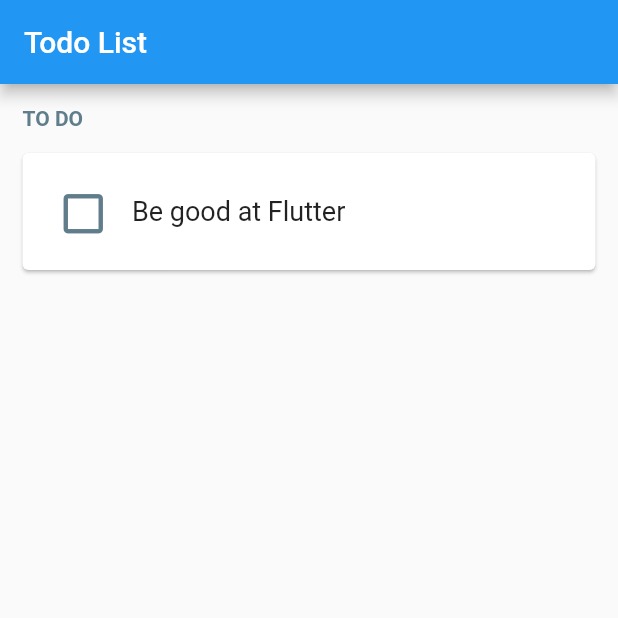
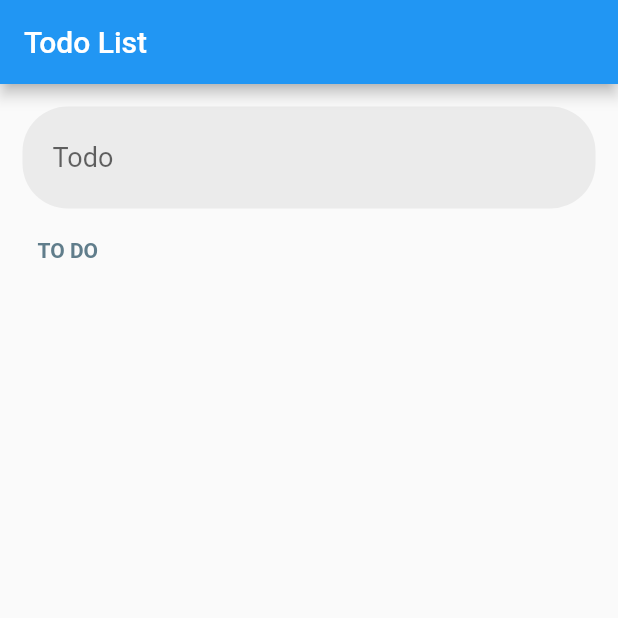
Before and after one commit to EliesSenouci/FlutterPlayground, a Flutter app: the screen it shows after launch, on a phone screen of 412 x 824 dp, the top half of it. Run offline on Flutter 3.47's test engine with Material 2 defaults, Android fonts, the phone set to English and light mode, and no system bars.

```diff
--- /dev/null
+++ b/lib/Todo.dart
@@ -0,0 +1,47 @@
+import 'package:flutter/material.dart';
+
+class Todo extends StatefulWidget {
+  final String text;
+
+  const Todo({Key key, this.text}) : super(key: key);
+
+  @override
+  _TodoState createState() => _TodoState();
+}
+
+class _TodoState extends State<Todo> {
+  bool done = false;
+
+  @override
+  Widget build(BuildContext context) {
+    return (Card(
+      margin: EdgeInsets.only(top: 15),
+      child: Container(
+        padding: EdgeInsets.all(15),
+        child: Row(
+          children: [
+            IconButton(
+              icon: Icon(
+                done ? Icons.check_box_outlined : Icons.check_box_outline_blank,
+                size: 35,
+                color: Colors.blueGrey,
+              ),
+              onPressed: () {
+                setState(() {
+                  done = !done;
+                });
+              },
+            ),
+            SizedBox(
+              width: 10,
+            ),
+            Text(
+              widget.text,
+              style: TextStyle(fontSize: 18),
+            ),
+          ],
+        ),
+      ),
+    ));
+  }
+}
--- /dev/null
+++ b/lib/TodoList.dart
@@ -0,0 +1,70 @@
+import 'package:flutter/material.dart';
+
+import 'Todo.dart';
+
+class Todolist extends StatefulWidget {
+  @override
+  _TodolistState createState() => _TodolistState();
+}
+
+class _TodolistState extends State<Todolist> {
+  List<String> todos = [];
+
+  @override
+  Widget build(BuildContext context) {
+    return Container(
+        margin: EdgeInsets.all(15),
+        child: Column(
+          children: [
+            Container(
+              decoration: BoxDecoration(
+                borderRadius: BorderRadius.all(Radius.circular(30.0)),
+                color: Color(0xFFEBEBEB),
+              ),
+              padding: EdgeInsets.only(left: 20, right: 10, top: 10, bottom: 10),
+              child: Row(
+                children: [
+                  SizedBox(
+                    width: 250,
+                    child: TextField(
+                        decoration: InputDecoration(
+                            hintText: 'Todo',
+                            border: InputBorder.none,
+                            hintStyle: TextStyle(fontSize: 18)),
+                        onSubmitted: (String value) {
+                          setState(() {
+                            if (value.length > 0) {
+                              todos.add(value);
+                            }
+                          });
+                        }),
+                  ),
+                ],
+              ),
+            ),
+            Container(
+              margin: EdgeInsets.only(top: 20, left: 10),
+              child: Align(
+                alignment: Alignment.centerLeft,
+                child: Text(
+                  "TO DO",
+                  style: TextStyle(
+                    color: Colors.blueGrey,
+                    fontWeight: FontWeight.bold,
+                  ),
+                ),
+              ),
+            ),
+            ListView.builder(
+              scrollDirection: Axis.vertical,
+              shrinkWrap: true,
+              itemCount: todos.length,
+              itemBuilder: (context, index) {
+                return (Todo(text: todos[index]));
+              },
+            ),
+          ],
+        )
+    );
+  }
+}
--- a/lib/main.dart
+++ b/lib/main.dart
@@ -3,6 +3,8 @@
 // found in the LICENSE file.
 
 import 'package:flutter/material.dart';
+
+import 'TodoList.dart';
 
 void main() => runApp(MyApp());
 
@@ -20,76 +22,3 @@ class MyApp extends StatelessWidget {
     );
   }
 }
-
-class Todolist extends StatefulWidget {
-  @override
-  _TodolistState createState() => _TodolistState();
-}
-
-class _TodolistState extends State<Todolist> {
-
-  List<String> todos = List<String>();
-
-  @override
-  Widget build(BuildContext context) {
-    return Container(
-      margin: EdgeInsets.all(15),
-      child: ListView(
-        children: [
-          Text(
-            "TO DO",
-            style:
-                TextStyle(fontWeight: FontWeight.bold, color: Colors.blueGrey),
-          ),
-          Todo(text: "Be good at Flutter"),
-        ],
-      ),
-    );
-  }
-}
-
-class Todo extends StatefulWidget {
-  final String text;
-
-  const Todo ({ Key key, this.text }): super(key: key);
-
-  @override
-  _TodoState createState() => _TodoState();
-}
-
-class _TodoState extends State<Todo> {
-  bool done = false;
-
-  @override
-  Widget build(BuildContext context) {
-    return (Card(
-      margin: EdgeInsets.only(top: 15),
-      child: Container(
-        padding: EdgeInsets.all(15),
-        child: Row(
-          children: [
-            IconButton(
-              icon: Icon(
-                done ? Icons.check_box_outlined : Icons.check_box_outline_blank,
-                size: 35,
-                color: Colors.blueGrey,
-              ),
-              onPressed: () {
-                setState(() {
-                  done = !done;
-                });
-              },
-            ),
-            SizedBox(
-              width: 10,
-            ),
-            Text(
-              widget.text,
-              style: TextStyle(fontSize: 18),
-            ),
-          ],
-        ),
-      ),
-    ));
-  }
-}
```
